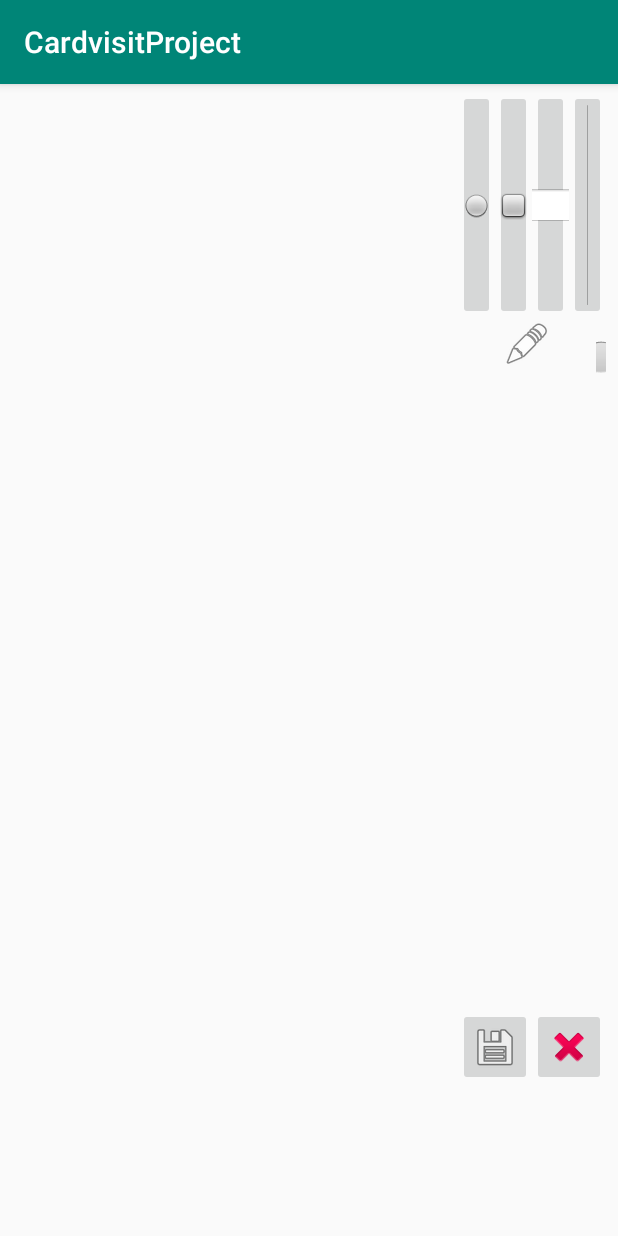
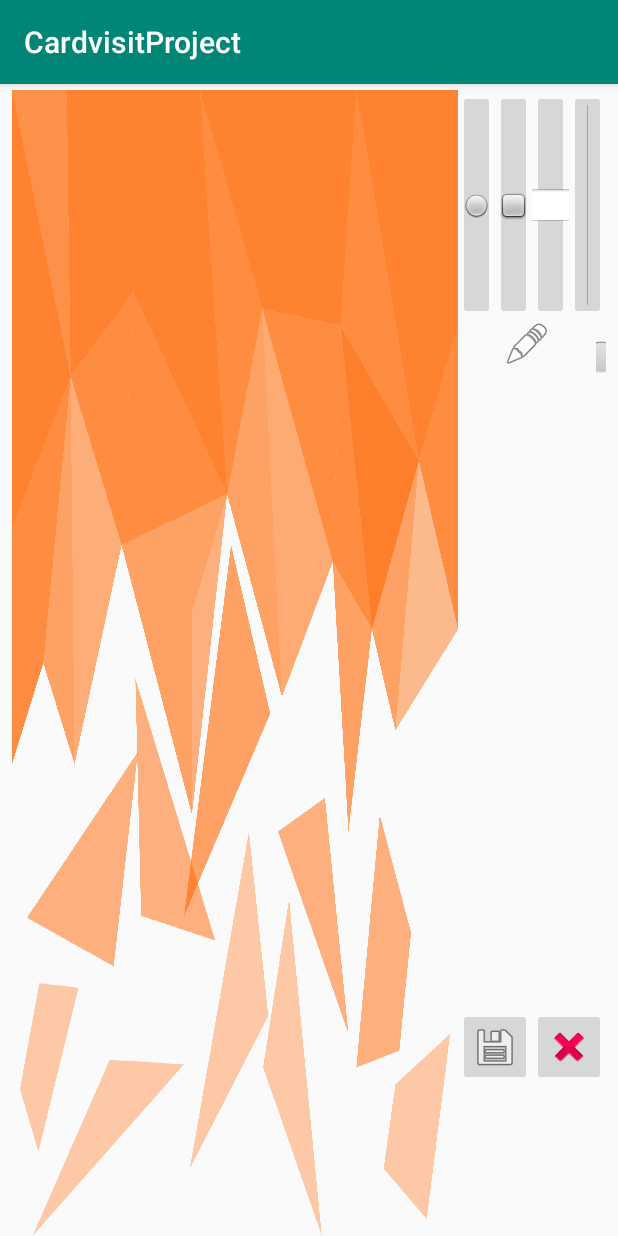
Before and after one commit to trannhattam1995/CardvisitProject, an Android app: the Update_CardvisitActivity screen opened directly, with no data from a screen before it, on a phone screen of 412 x 824 dp. Run offline under Robolectric (Android 15) with nearby library versions, the light colour scheme and no system bars; Roboto replaces fonts that are not available here.

Commit message:
テンポレとテスト

```diff
--- a/app/src/main/java/com/example/eternity/cardvisitproject/DrawView.kt
+++ b/app/src/main/java/com/example/eternity/cardvisitproject/DrawView.kt
@@ -5,7 +5,7 @@ import android.graphics.*
 import android.util.AttributeSet
 import android.view.MotionEvent
 import android.view.View
-
+import kotlinx.android.synthetic.main.activity_update__cardvisit.view.*
 
 
 /**
@@ -37,7 +37,7 @@ class DrawView : View {
     var point_y : Float = 0f
     var bitmap :Bitmap? = null
 
-    var saveBitmap : Bitmap? = null
+    var temple : Int? = null
 
     constructor(context: Context?, attrs: AttributeSet?) : super(context, attrs){
         path = Path()
@@ -48,6 +48,7 @@ class DrawView : View {
         paint.strokeJoin = Paint.Join.ROUND
         paint.strokeCap = Paint.Cap.ROUND
         paint.setStrokeWidth(10f)
+        temple = R.drawable.temple1
         ///paint.isAntiAlias = true
 
     }
@@ -58,9 +59,9 @@ class DrawView : View {
         super.onDraw(canvas)
 
 
-//        //バックグラウンドを描く処理
-//        bitmap = Bitmap.createScaledBitmap(BitmapFactory.decodeResource(resources, R.drawable.background) , DrawView.width,DrawView.height,false)
-//        canvas.drawBitmap(bitmap,0f,0f,paint)
+        //バックグラウンドを描く処理
+        bitmap = Bitmap.createScaledBitmap(BitmapFactory.decodeResource(resources, temple!!) , DrawView.width,DrawView.height,false)
+        canvas.drawBitmap(bitmap,0f,0f,paint)
         //paint を描く処理
         canvas.drawPath(path,paint)
 
```
